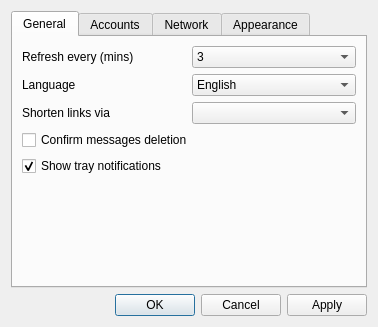
Qt form qtwitter-app/ui/settings.ui (ayoy/qtwitter) before a commit.
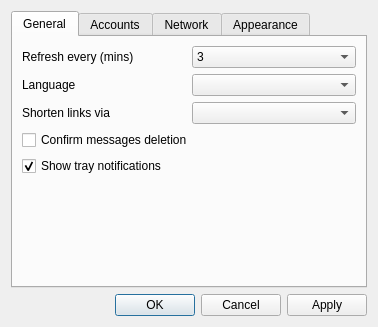
The same form after that commit.

```diff
--- a/qtwitter-app/ui/settings.ui
+++ b/qtwitter-app/ui/settings.ui
@@ -103,16 +103,11 @@
          <item row="1" column="1">
           <widget class="QComboBox" name="languageCombo">
            <property name="currentIndex">
-            <number>0</number>
+            <number>-1</number>
            </property>
            <property name="insertPolicy">
             <enum>QComboBox::InsertAlphabetically</enum>
            </property>
-           <item>
-            <property name="text">
-             <string>English</string>
-            </property>
-           </item>
           </widget>
          </item>
          <item row="2" column="0">
```
